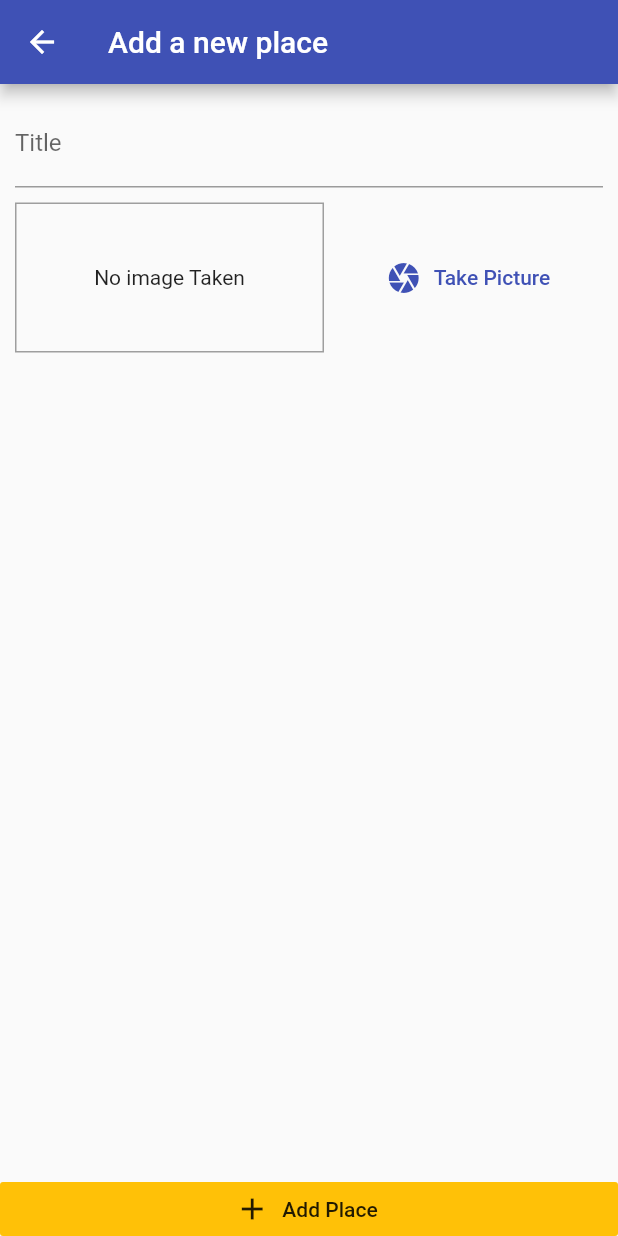
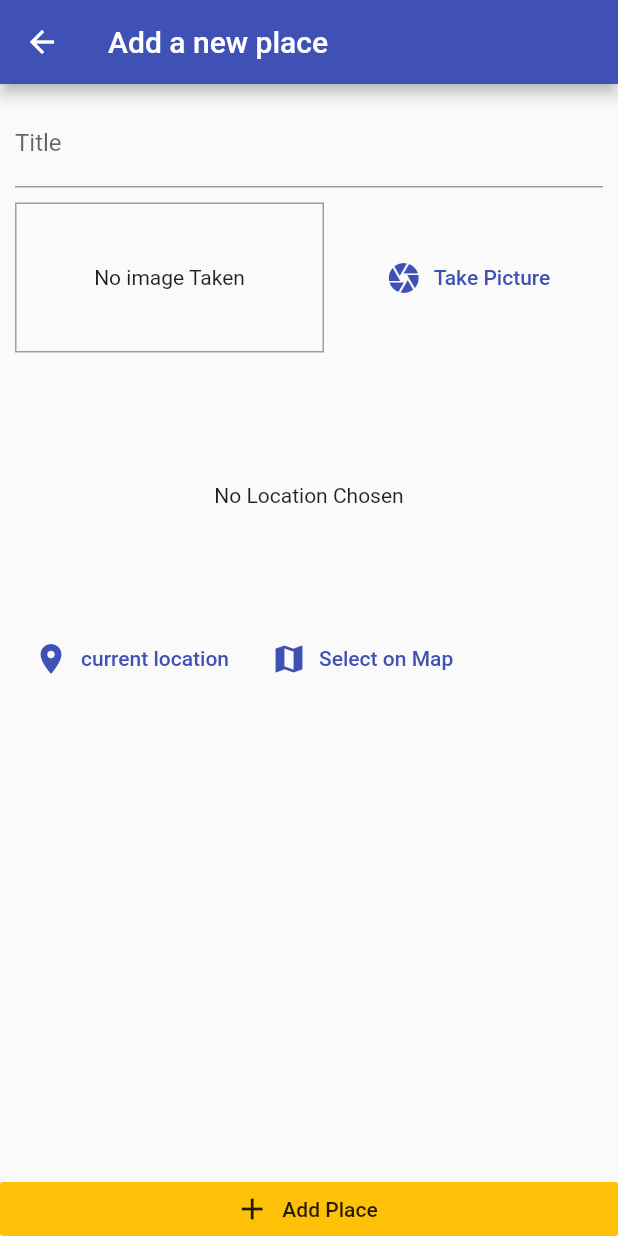
Before and after one commit to viktorvoltz/myphoto, a Flutter app: the AddPlaceScreen screen opened by its route, on a phone screen of 412 x 824 dp. Run offline on Flutter 3.47's test engine with Material 2 defaults, Android fonts, the phone set to English and light mode, and no system bars; our stand-ins replace image_picker, sqflite; accounts and stored records are empty.

Commit message:
added location

```diff
--- a/lib/screens/add_place_screen.dart
+++ b/lib/screens/add_place_screen.dart
@@ -3,6 +3,7 @@ import '../widgets/image_input.dart';
 import 'dart:io';
 import 'package:provider/provider.dart';
 import '../providers/great_places.dart';
+import '../widgets/place_input.dart';
 
 class AddPlaceScreen extends StatefulWidget {
   static const routeName = '/add-place';
@@ -48,6 +49,8 @@ class _AddPlaceScreenState extends State<AddPlaceScreen> {
                   ),
                   SizedBox(height: 10,),
                   ImageInput(_selectImage),
+                  SizedBox(height: 10),
+                  LocationInput(),
                 ],
               ),
             ),
--- /dev/null
+++ b/lib/widgets/place_input.dart
@@ -0,0 +1,49 @@
+import 'package:flutter/material.dart';
+
+class LocationInput extends StatefulWidget {
+  @override
+  _LocationInputState createState() => _LocationInputState();
+}
+
+class _LocationInputState extends State<LocationInput> {
+  String _previewImageUrl;
+
+  @override
+  Widget build(BuildContext context) {
+    return Column(
+      children: <Widget>[
+        Container(
+          height: 170,
+          width: double.infinity,
+          alignment: Alignment.center,
+          child: _previewImageUrl == null
+              ? Text(
+                  'No Location Chosen',
+                  textAlign: TextAlign.center,
+                )
+              : Image.network(
+                  _previewImageUrl,
+                  fit: BoxFit.cover,
+                  width: double.infinity,
+                ),
+        ),
+        Row(children: <Widget>[
+          FlatButton.icon(
+            onPressed: null,
+            icon: Icon(Icons.location_on),
+            label: Text('current location'),
+            textColor: Theme.of(context).primaryColor,
+
+          ),
+          FlatButton.icon(
+            onPressed: null,
+            icon: Icon(Icons.map),
+            label: Text('Select on Map'),
+            textColor: Theme.of(context).primaryColor,
+
+          ),
+        ])
+      ],
+    );
+  }
+}
--- a/pubspec.yaml
+++ b/pubspec.yaml
@@ -28,6 +28,7 @@ dependencies:
   path_provider: ^1.6.24
   path: ^1.7.0
   sqflite: ^1.3.2+1
+  location: ^2.3.5
 
 
   # The following adds the Cupertino Icons font to your application.
```
Also changed, not shown: pubspec.lock, 3 other files.
